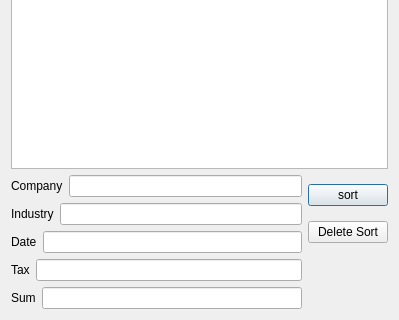
This is Lab1 log and pas/showDB.ui in Steper2000/181-351-okunev-2sim as Qt 5 draws it before an edit; both pictures show x 0 to 399 and y 219 to 539 of the 399 by 539 pixel window. The edited form follows.
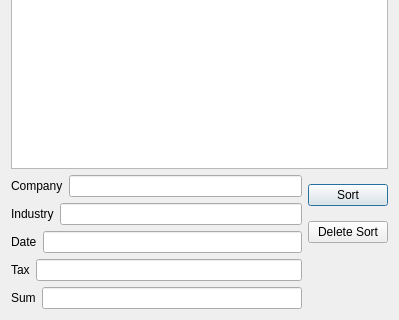
This is the edited form.

The edit to the form file:
```diff
--- a/Lab1 log and pas/showDB.ui
+++ b/Lab1 log and pas/showDB.ui
@@ -42,7 +42,7 @@
         </sizepolicy>
        </property>
        <property name="text">
-        <string>sort</string>
+        <string>Sort</string>
        </property>
       </widget>
      </item>
```
